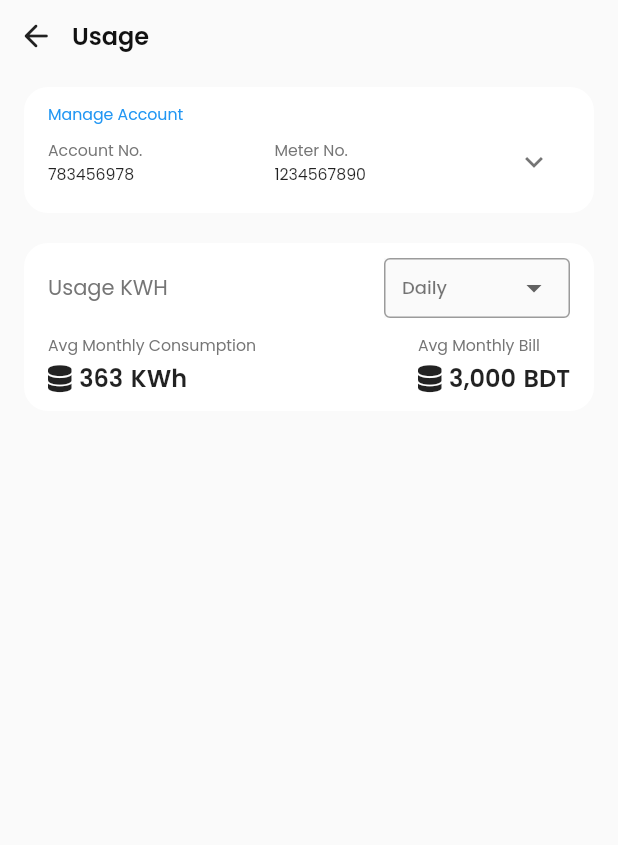
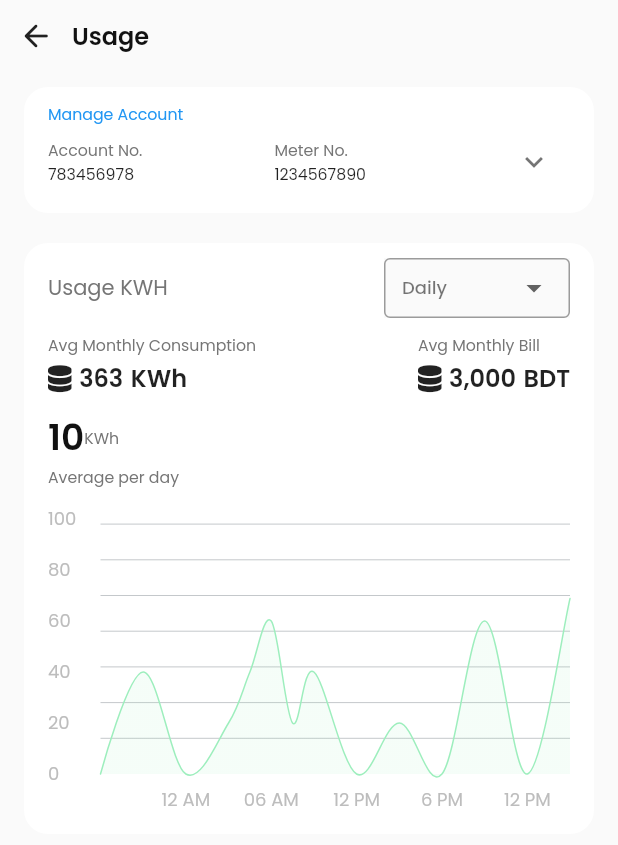
Before and after one commit to CPAD-Gazipur/b_pay, a Flutter app: the UsageScreen screen opened directly, on a phone screen of 412 x 824 dp. Shown: the top 845 px of the screen. Run offline on Flutter 3.47's test engine with Material 2 defaults, Android fonts, the phone set to English and light mode, and no system bars; drawn by our look-alikes of fl_chart; our stand-ins replace badges, font_awesome_flutter, google_fonts; missing offline and left inert: mobile_scanner; network calls fail.

Commit message:
bPay: Liner Chart Added

```diff
--- a/lib/data/chart_data.dart
+++ /dev/null
@@ -1,13 +0,0 @@
-import 'package:b_pay/model/chart_model.dart';
-
-class ChatData {
-  static List<ChartModel> chartData = [
-    ChartModel(x: 2010, y: 0, y1: 0),
-    ChartModel(x: 2011, y: 20, y1: 0),
-    ChartModel(x: 2012, y: 0, y1: 0),
-    ChartModel(x: 2013, y: 0, y1: 0),
-    ChartModel(x: 2013, y: 0, y1: 0),
-    ChartModel(x: 2013, y: 0, y1: 0),
-    ChartModel(x: 2013, y: 0, y1: 0),
-  ];
-}
--- a/lib/data/data.dart
+++ b/lib/data/data.dart
@@ -1,4 +1,3 @@
-export 'chart_data.dart';
 export 'history_data.dart';
 export 'meter_data.dart';
 export 'money_data.dart';
--- a/lib/main.dart
+++ b/lib/main.dart
@@ -21,7 +21,6 @@ class MyApp extends StatelessWidget {
 
   @override
   Widget build(BuildContext context) {
-    AppTheme.init(context: context);
     return MaterialApp(
       debugShowCheckedModeBanner: false,
       title: 'bPay',
--- a/lib/model/chart_model.dart
+++ /dev/null
@@ -1,7 +0,0 @@
-class ChartModel {
-  final int x;
-  final double y;
-  final double y1;
-
-  ChartModel({required this.x, required this.y, required this.y1});
-}
--- a/lib/model/model.dart
+++ b/lib/model/model.dart
@@ -1,4 +1,3 @@
-export 'chart_model.dart';
 export 'history_model.dart';
 export 'meter_model.dart';
 export 'money_model.dart';
--- a/lib/ui/view/review/review_screen.dart
+++ b/lib/ui/view/review/review_screen.dart
@@ -91,6 +91,5 @@ class ReviewScreen extends StatelessWidget {
         ),
       ),
     );
-    ;
   }
 }
--- a/lib/ui/view/usage/usage_screen.dart
+++ b/lib/ui/view/usage/usage_screen.dart
@@ -1,6 +1,7 @@
 import 'package:b_pay/data/data.dart';
 import 'package:b_pay/providers/providers.dart';
 import 'package:b_pay/ui/widgets/widgets.dart';
+import 'package:fl_chart/fl_chart.dart';
 import 'package:flutter/material.dart';
 import 'package:font_awesome_flutter/font_awesome_flutter.dart';
 import 'package:provider/provider.dart';
@@ -235,6 +236,35 @@ class UsageScreen extends StatelessWidget {
                               ),
                             ],
                           ),
+                          const SizedBox(height: 10),
+                          Row(
+                            children: [
+                              Text(
+                                '10',
+                                style: Theme.of(context)
+                                    .textTheme
+                                    .headline3
+                                    ?.copyWith(
+                                      fontSize: 24,
+                                    ),
+                              ),
+                              Text(
+                                'KWh',
+                                style: Theme.of(context).textTheme.headline6,
+                              ),
+                            ],
+                          ),
+                          Text(
+                            'Average per day',
+                            style: Theme.of(context).textTheme.headline6,
+                          ),
+                          const SizedBox(height: 20),
+                          SizedBox(
+                            height: 200,
+                            child: LineChart(
+                              avgData(),
+                            ),
+                          ),
                         ],
                       ),
                     ),
@@ -247,4 +277,180 @@ class UsageScreen extends StatelessWidget {
       ),
     );
   }
+
+  LineChartData avgData() {
+    return LineChartData(
+      lineTouchData: LineTouchData(enabled: false),
+      gridData: FlGridData(
+        show: true,
+        drawHorizontalLine: true,
+        verticalInterval: 1,
+        horizontalInterval: 0.7,
+        getDrawingVerticalLine: (value) {
+          return FlLine(
+            color: const Color(0xffB9F5D3),
+            strokeWidth: 0,
+          );
+        },
+        getDrawingHorizontalLine: (value) {
+          return FlLine(
+            color: const Color(0xff37434d),
+            strokeWidth: 0.2,
+          );
+        },
+      ),
+      titlesData: FlTitlesData(
+        show: true,
+        bottomTitles: AxisTitles(
+          sideTitles: SideTitles(
+            showTitles: true,
+            reservedSize: 30,
+            getTitlesWidget: bottomTitleWidgets,
+            interval: 1,
+          ),
+        ),
+        leftTitles: AxisTitles(
+          sideTitles: SideTitles(
+            showTitles: true,
+            getTitlesWidget: leftTitleWidgets,
+            reservedSize: 35,
+            interval: 1,
+          ),
+        ),
+        topTitles: AxisTitles(
+          sideTitles: SideTitles(showTitles: false),
+        ),
+        rightTitles: AxisTitles(
+          sideTitles: SideTitles(showTitles: false),
+        ),
+      ),
+      borderData: FlBorderData(
+        show: false,
+        border: Border.all(color: const Color(0xffB9F5D3)),
+      ),
+      minX: 0,
+      maxX: 11,
+      minY: 0,
+      maxY: 5,
+      lineBarsData: [
+        LineChartBarData(
+          spots: const [
+            FlSpot(0, 0),
+            FlSpot(1, 2),
+            FlSpot(2, 0),
+            FlSpot(3, 1),
+            FlSpot(3.5, 2),
+            FlSpot(4, 3),
+            FlSpot(4.5, 1),
+            FlSpot(5, 2),
+            FlSpot(6, 0),
+            FlSpot(7, 1),
+            FlSpot(8, 0),
+            FlSpot(9, 3),
+            FlSpot(10, 0),
+            FlSpot(11, 3.44),
+          ],
+          isCurved: true,
+          gradient: LinearGradient(
+            colors: [
+              ColorTween(begin: gradientColors[0], end: gradientColors[1])
+                  .lerp(0.2)!,
+              ColorTween(begin: gradientColors[0], end: gradientColors[1])
+                  .lerp(0.2)!,
+            ],
+          ),
+          barWidth: 1,
+          isStrokeCapRound: true,
+          dotData: FlDotData(
+            show: false,
+          ),
+          belowBarData: BarAreaData(
+            show: true,
+            gradient: LinearGradient(
+              colors: [
+                ColorTween(begin: gradientColors[0], end: gradientColors[1])
+                    .lerp(0.2)!
+                    .withOpacity(0.1),
+                ColorTween(begin: gradientColors[0], end: gradientColors[1])
+                    .lerp(0.2)!
+                    .withOpacity(0.1),
+              ],
+            ),
+          ),
+        ),
+      ],
+    );
+  }
+
+  Widget leftTitleWidgets(double value, TitleMeta meta) {
+    var style = TextStyle(
+      fontWeight: FontWeight.w400,
+      color: Colors.grey.shade400,
+      fontSize: 12,
+    );
+    String text;
+    switch (value.toInt()) {
+      case 0:
+        text = '0';
+        break;
+      case 1:
+        text = '20';
+        break;
+      case 2:
+        text = '40';
+        break;
+      case 3:
+        text = '60';
+        break;
+      case 4:
+        text = '80';
+        break;
+      case 5:
+        text = '100';
+        break;
+      default:
+        return Container();
+    }
+
+    return Text(text, style: style, textAlign: TextAlign.left);
+  }
+
+  Widget bottomTitleWidgets(double value, TitleMeta meta) {
+    var style = TextStyle(
+      fontWeight: FontWeight.w400,
+      color: Colors.grey.shade400,
+      fontSize: 12,
+    );
+    Widget text;
+    switch (value.toInt()) {
+      case 2:
+        text = Text('12 AM', style: style);
+        break;
+      case 4:
+        text = Text('06 AM', style: style);
+        break;
+      case 6:
+        text = Text('12 PM', style: style);
+        break;
+      case 8:
+        text = Text('6 PM', style: style);
+        break;
+      case 10:
+        text = Text('12 PM', style: style);
+        break;
+      default:
+        text = Text('', style: style);
+        break;
+    }
+
+    return SideTitleWidget(
+      axisSide: meta.axisSide,
+      child: text,
+    );
+  }
 }
+
+List<Color> gradientColors = [
+  const Color(0xFFB9F5D3),
+  const Color(0xFF2ED067),
+];
--- a/lib/utils/app_theme.dart
+++ b/lib/utils/app_theme.dart
@@ -2,12 +2,6 @@ import 'package:flutter/material.dart';
 import 'package:google_fonts/google_fonts.dart';
 
 class AppTheme {
-  static BuildContext? _context;
-
-  static void init({required BuildContext context}) {
-    _context = context;
-  }
-
   static ThemeData get getLightTheme {
     return ThemeData(
       primarySwatch: mainAppColor,
--- a/pubspec.yaml
+++ b/pubspec.yaml
@@ -41,7 +41,7 @@ dependencies:
   provider: ^6.0.5
   mobile_scanner: ^3.2.0
   badges: ^3.0.3
-  syncfusion_flutter_charts: ^21.1.39
+  fl_chart: ^0.62.0
 
 dev_dependencies:
   flutter_test:
```
Also changed, not shown: pubspec.lock.
